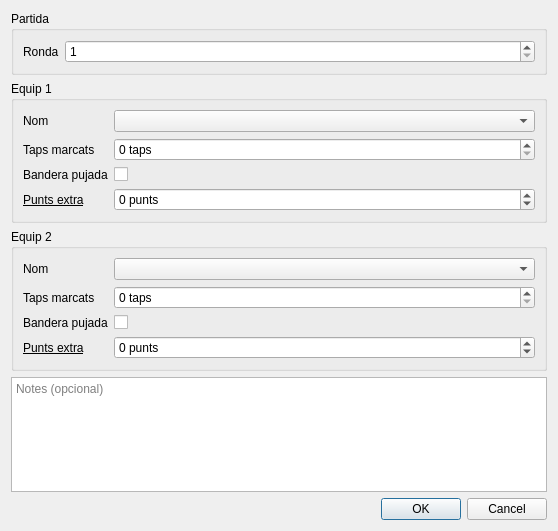
Above: partidadialog.ui from vicgua/robocat before the change. Below: the same form after it.
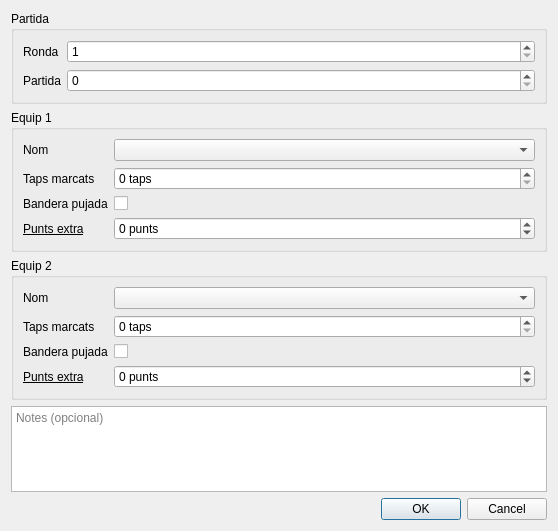
That is the form after the change.

```diff
--- a/partidadialog.ui
+++ b/partidadialog.ui
@@ -15,7 +15,7 @@
   </property>
   <layout class="QVBoxLayout" name="verticalLayout">
    <item>
-    <widget class="QGroupBox" name="partida">
+    <widget class="QGroupBox" name="grupPartida">
      <property name="title">
       <string>Partida</string>
      </property>
@@ -37,6 +37,16 @@
         </property>
        </widget>
       </item>
+      <item row="1" column="0">
+       <widget class="QLabel" name="partidaLabel">
+        <property name="text">
+         <string>Partida</string>
+        </property>
+       </widget>
+      </item>
+      <item row="1" column="1">
+       <widget class="QSpinBox" name="partida"/>
+      </item>
      </layout>
     </widget>
    </item>
```
